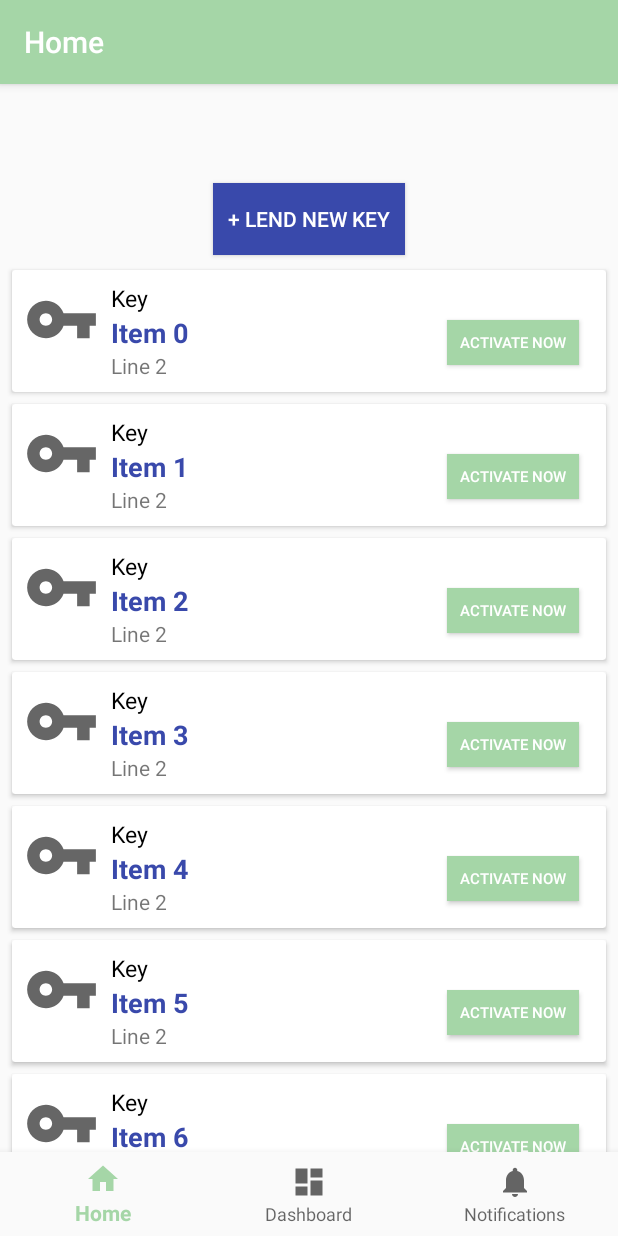
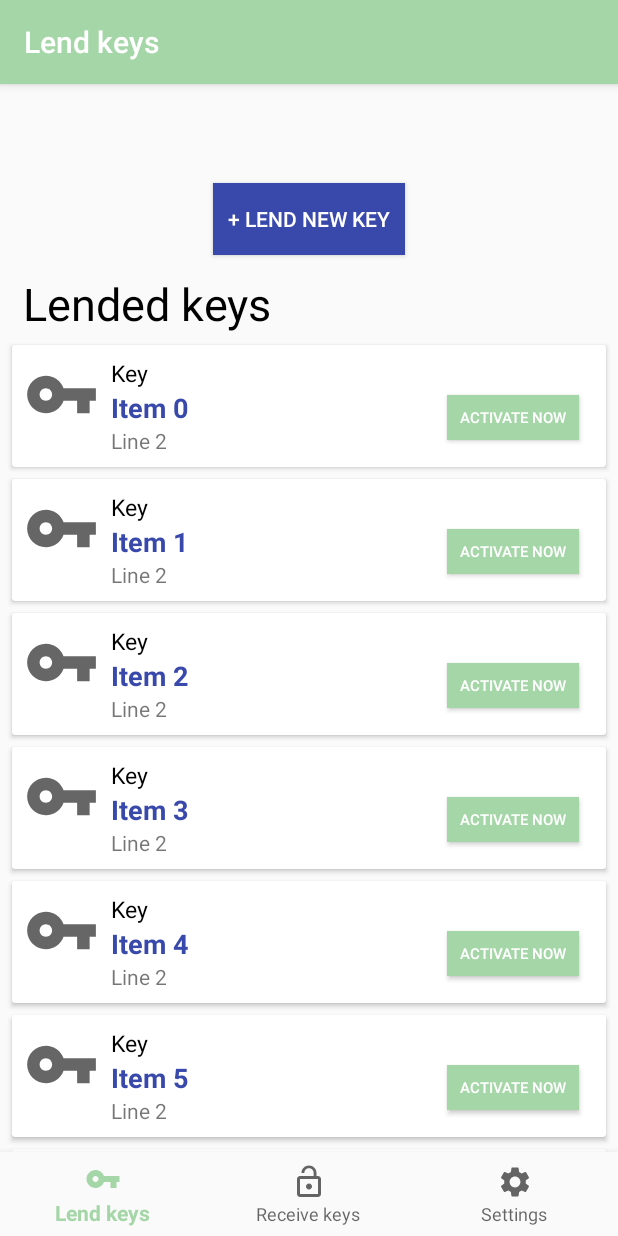
Before and after one commit to Kitzing/TemporaryDigitalKeys, an Android app: the screen it shows after launch (bottomNav), on a phone screen of 412 x 824 dp. Run offline under Robolectric (Android 15) with nearby library versions, the phone set to English and light mode, and no system bars; our stand-ins replace navigation-ui.

Commit message:
Changed menu names

```diff
--- /dev/null
+++ b/app/src/main/res/drawable/ic_lock.xml
@@ -0,0 +1,10 @@
+<vector xmlns:android="http://schemas.android.com/apk/res/android"
+    android:width="24dp"
+    android:height="24dp"
+    android:viewportWidth="24"
+    android:viewportHeight="24"
+    android:tint="?attr/colorControlNormal">
+  <path
+      android:fillColor="@android:color/white"
+      android:pathData="M12,17c1.1,0 2,-0.9 2,-2s-0.9,-2 -2,-2 -2,0.9 -2,2 0.9,2 2,2zM18,8h-1L17,6c0,-2.76 -2.24,-5 -5,-5S7,3.24 7,6h1.9c0,-1.71 1.39,-3.1 3.1,-3.1 1.71,0 3.1,1.39 3.1,3.1v2L6,8c-1.1,0 -2,0.9 -2,2v10c0,1.1 0.9,2 2,2h12c1.1,0 2,-0.9 2,-2L20,10c0,-1.1 -0.9,-2 -2,-2zM18,20L6,20L6,10h12v10z"/>
+</vector>
--- /dev/null
+++ b/app/src/main/res/drawable/ic_settings.xml
@@ -0,0 +1,10 @@
+<vector xmlns:android="http://schemas.android.com/apk/res/android"
+    android:width="24dp"
+    android:height="24dp"
+    android:viewportWidth="24"
+    android:viewportHeight="24"
+    android:tint="?attr/colorControlNormal">
+  <path
+      android:fillColor="@android:color/white"
+      android:pathData="M19.14,12.94c0.04,-0.3 0.06,-0.61 0.06,-0.94c0,-0.32 -0.02,-0.64 -0.07,-0.94l2.03,-1.58c0.18,-0.14 0.23,-0.41 0.12,-0.61l-1.92,-3.32c-0.12,-0.22 -0.37,-0.29 -0.59,-0.22l-2.39,0.96c-0.5,-0.38 -1.03,-0.7 -1.62,-0.94L14.4,2.81c-0.04,-0.24 -0.24,-0.41 -0.48,-0.41h-3.84c-0.24,0 -0.43,0.17 -0.47,0.41L9.25,5.35C8.66,5.59 8.12,5.92 7.63,6.29L5.24,5.33c-0.22,-0.08 -0.47,0 -0.59,0.22L2.74,8.87C2.62,9.08 2.66,9.34 2.86,9.48l2.03,1.58C4.84,11.36 4.8,11.69 4.8,12s0.02,0.64 0.07,0.94l-2.03,1.58c-0.18,0.14 -0.23,0.41 -0.12,0.61l1.92,3.32c0.12,0.22 0.37,0.29 0.59,0.22l2.39,-0.96c0.5,0.38 1.03,0.7 1.62,0.94l0.36,2.54c0.05,0.24 0.24,0.41 0.48,0.41h3.84c0.24,0 0.44,-0.17 0.47,-0.41l0.36,-2.54c0.59,-0.24 1.13,-0.56 1.62,-0.94l2.39,0.96c0.22,0.08 0.47,0 0.59,-0.22l1.92,-3.32c0.12,-0.22 0.07,-0.47 -0.12,-0.61L19.14,12.94zM12,15.6c-1.98,0 -3.6,-1.62 -3.6,-3.6s1.62,-3.6 3.6,-3.6s3.6,1.62 3.6,3.6S13.98,15.6 12,15.6z"/>
+</vector>
--- a/app/src/main/res/layout/fragment_lend.xml
+++ b/app/src/main/res/layout/fragment_lend.xml
@@ -18,16 +18,26 @@
         app:layout_constraintTop_toTopOf="parent"
         tools:layout_editor_absoluteX="151dp" />
 
+    <TextView
+        android:id="@+id/lend_key_title"
+        android:layout_width="wrap_content"
+        android:layout_height="wrap_content"
+        android:text="@string/lended_keys"
+        android:textSize="30sp"
+        android:textColor="@color/design_default_color_on_secondary"
+        android:layout_marginTop="70dp"
+        android:layout_marginStart="15dp"/>
+
     <androidx.recyclerview.widget.RecyclerView
         android:id="@+id/lend_list"
         android:layout_width="match_parent"
         android:layout_height="match_parent"
-        android:layout_marginTop="60dp"
+        android:layout_marginTop="110dp"
         android:clipToPadding="false"
         android:padding="4dp"
         app:layout_constraintEnd_toEndOf="parent"
         app:layout_constraintStart_toStartOf="parent"
-        app:layout_constraintTop_toBottomOf="@id/lend_key_button" />
+        app:layout_constraintTop_toBottomOf="@id/lend_key_title" />
 
     <!--    -->
 </RelativeLayout>
--- a/app/src/main/res/menu/bottom_nav_menu.xml
+++ b/app/src/main/res/menu/bottom_nav_menu.xml
@@ -3,17 +3,17 @@
 
     <item
         android:id="@+id/navigation_home"
-        android:icon="@drawable/ic_home_black_24dp"
-        android:title="@string/title_home" />
+        android:icon="@drawable/ic_key"
+        android:title="@string/title_lend" />
 
     <item
         android:id="@+id/navigation_dashboard"
-        android:icon="@drawable/ic_dashboard_black_24dp"
-        android:title="@string/title_dashboard" />
+        android:icon="@drawable/ic_lock"
+        android:title="@string/title_receive" />
 
     <item
         android:id="@+id/navigation_notifications"
-        android:icon="@drawable/ic_notifications_black_24dp"
-        android:title="@string/title_notifications" />
+        android:icon="@drawable/ic_settings"
+        android:title="@string/title_settings" />
 
 </menu>
--- a/app/src/main/res/navigation/mobile_navigation.xml
+++ b/app/src/main/res/navigation/mobile_navigation.xml
@@ -8,8 +8,8 @@
     <fragment
         android:id="@+id/navigation_home"
         android:name="com.example.mobilecomputingproject.ui.lend.LendFragment"
-        android:label="@string/title_home"
-        tools:layout="@layout/fragment_lend" >
+        android:label="@string/title_lend"
+        tools:layout="@layout/fragment_lend">
         <action
             android:id="@+id/action_navigation_home_to_chooseFragment"
             app:destination="@id/chooseFragment" />
@@ -18,13 +18,13 @@
     <fragment
         android:id="@+id/navigation_dashboard"
         android:name="com.example.mobilecomputingproject.ui.receive.ReceiveFragment"
-        android:label="@string/title_dashboard"
+        android:label="@string/title_receive"
         tools:layout="@layout/fragment_receive" />
 
     <fragment
         android:id="@+id/navigation_notifications"
         android:name="com.example.mobilecomputingproject.ui.settings.SettingsFragment"
-        android:label="@string/title_notifications"
+        android:label="@string/title_settings"
         tools:layout="@layout/fragment_settings" >
         <action
             android:id="@+id/action_navigation_notifications_to_addFragment"
--- a/app/src/main/res/values/strings.xml
+++ b/app/src/main/res/values/strings.xml
@@ -1,10 +1,11 @@
 <resources>
     <string name="app_name">MobileComputingProject</string>
     <string name="title_activity_bottom_nav">MainActivity</string>
-    <string name="title_home">Home</string>
-    <string name="title_dashboard">Dashboard</string>
-    <string name="title_notifications">Notifications</string>
+    <string name="title_lend">Lend keys</string>
+    <string name="title_receive">Receive keys</string>
+    <string name="title_settings">Settings</string>
     <!-- TODO: Remove or change this placeholder text -->
     <string name="hello_blank_fragment">Hello blank fragment</string>
     <string name="lend_new_key">+ Lend new key</string>
+    <string name="lended_keys">Lended keys</string>
 </resources>
```
